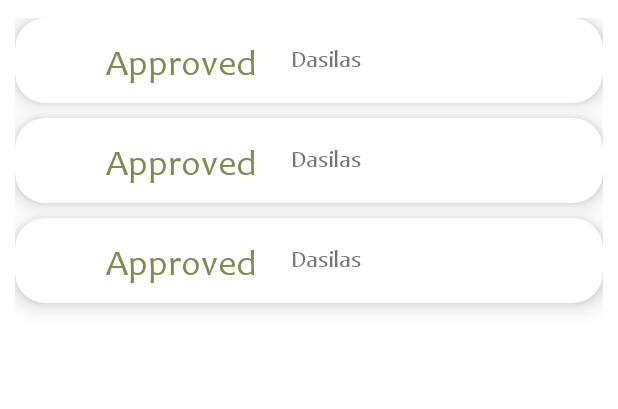
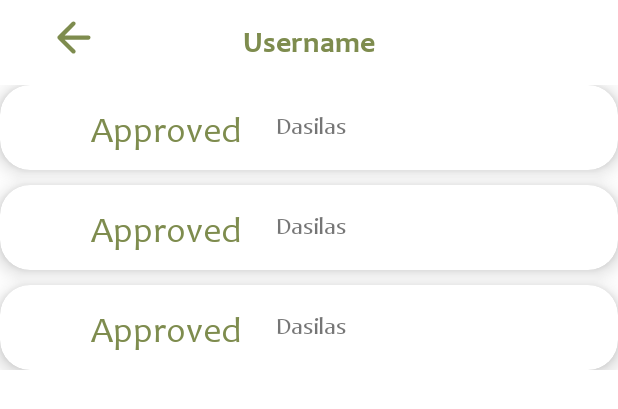
Before and after one commit to bill-chamal/ProjectGreen, an Android app: the layout fragment_admin_view_user_unapproved_recycles.xml on its own in the app's theme, with its tools: preview values and no code run, on a phone screen of 412 x 824 dp. Shown: the top 409 px of the screen. Run offline under Robolectric (Android 15) with nearby library versions, the phone set to English and light mode, and no system bars.

```diff
--- a/ProjectGreen/app/src/main/java/com/example/projectgreen/UserRegisterFragment.java
+++ b/ProjectGreen/app/src/main/java/com/example/projectgreen/UserRegisterFragment.java
@@ -25,8 +25,7 @@ public class UserRegisterFragment extends Fragment {
         this.user = user;
     }
     @Override
-    public View onCreateView(LayoutInflater inflater, ViewGroup container,
-                             Bundle savedInstanceState) {
+    public View onCreateView(LayoutInflater inflater, ViewGroup container, Bundle savedInstanceState) {
         // Inflate the layout for this fragment
         View view = inflater.inflate(R.layout.fragment_user_register, container, false);
         ArrayList<Recycled> recTemp = user.getRecycledList();
@@ -37,4 +36,7 @@ public class UserRegisterFragment extends Fragment {
 
         return view;
     }
+    public AllRecycleListAdapter getAllRecycleListAdapter() {
+        return allRecycleListAdapter;
+    }
 }
--- a/ProjectGreen/app/src/main/java/com/example/projectgreen/UserStatisticsFragment.java
+++ b/ProjectGreen/app/src/main/java/com/example/projectgreen/UserStatisticsFragment.java
@@ -74,7 +74,7 @@ public class UserStatisticsFragment extends Fragment {
             pValues.add(new PieEntry(total_metal, "Metal"));
         }
 
-        PieDataSet dataSet = new PieDataSet(pValues, "Materials");
+        PieDataSet dataSet = new PieDataSet(pValues, "Materials Percentage (%)");
         dataSet.setSliceSpace(3f);
         dataSet.setSelectionShift(5f);
         dataSet.setColors(ColorTemplate.MATERIAL_COLORS);
--- /dev/null
+++ b/ProjectGreen/app/src/main/res/drawable/arrow_back.xml
@@ -0,0 +1,9 @@
+<vector xmlns:android="http://schemas.android.com/apk/res/android"
+    android:width="34dp"
+    android:height="34dp"
+    android:viewportWidth="960"
+    android:viewportHeight="960">
+  <path
+      android:pathData="m313,520 l196,196q12,12 11.5,28T508,772q-12,11 -28,11.5T452,772L188,508q-6,-6 -8.5,-13t-2.5,-15q0,-8 2.5,-15t8.5,-13l264,-264q11,-11 27.5,-11t28.5,11q12,12 12,28.5T508,245L313,440h447q17,0 28.5,11.5T800,480q0,17 -11.5,28.5T760,520L313,520Z"
+      android:fillColor="#7E8C4E"/>
+</vector>
--- a/ProjectGreen/app/src/main/res/layout/fragment_about_popup.xml
+++ b/ProjectGreen/app/src/main/res/layout/fragment_about_popup.xml
@@ -72,7 +72,7 @@
                 android:textAlignment="center"
                 android:textSize="19sp"
                 android:fontFamily="@font/candara"
-                android:text="Version 1.12\n23/5/24"/>
+                android:text="Version 1.15\n26/5/24"/>
 
             <TextView
                 android:layout_width="match_parent"
--- a/ProjectGreen/app/src/main/res/layout/fragment_admin_view_user_unapproved_recycles.xml
+++ b/ProjectGreen/app/src/main/res/layout/fragment_admin_view_user_unapproved_recycles.xml
@@ -1,20 +1,45 @@
 <?xml version="1.0" encoding="utf-8"?>
 <androidx.constraintlayout.widget.ConstraintLayout xmlns:android="http://schemas.android.com/apk/res/android"
+    xmlns:app="http://schemas.android.com/apk/res-auto"
     xmlns:tools="http://schemas.android.com/tools"
     android:layout_width="match_parent"
     android:layout_height="match_parent"
     tools:context=".AdminViewUserUnapprovedRecycles">
 
+
     <ListView
+        android:id="@+id/listUnapprovedMaterialsView"
         android:layout_width="match_parent"
-        android:layout_height="match_parent"
-        android:id="@+id/listUnapprovedMaterialsView"
+        android:layout_height="0dp"
+        android:layout_marginTop="16dp"
+        android:divider="@android:color/transparent"
+        android:dividerHeight="10.0sp"
+        android:paddingBottom="114dp"
         android:scrollbars="vertical"
-        android:layout_marginTop="12dp"
-        tools:listitem="@layout/list_user_item"
-        android:divider="@android:color/transparent"
-        android:layout_marginStart="10dp"
-        android:layout_marginEnd="10dp"
-        android:dividerHeight="10.0sp"/>
+        app:layout_constraintTop_toBottomOf="@+id/txtViewUserName"
+        tools:listitem="@layout/list_user_item" />
+
+    <TextView
+        android:id="@+id/txtViewUserName"
+        android:layout_width="wrap_content"
+        android:layout_height="wrap_content"
+        android:layout_marginTop="8dp"
+        android:fontFamily="@font/candara_bold"
+        android:text="Username"
+        android:textColor="@color/font_dark_green"
+        android:textSize="20sp"
+        app:layout_constraintEnd_toEndOf="parent"
+        app:layout_constraintStart_toStartOf="parent"
+        app:layout_constraintTop_toTopOf="@+id/btnViewAdminBackToUsersList" />
+
+    <ImageView
+        android:id="@+id/btnViewAdminBackToUsersList"
+        android:layout_width="wrap_content"
+        android:layout_height="wrap_content"
+        android:layout_marginStart="32dp"
+        android:layout_marginTop="8dp"
+        android:src="@drawable/arrow_back"
+        app:layout_constraintStart_toStartOf="parent"
+        app:layout_constraintTop_toTopOf="parent" />
 
 </androidx.constraintlayout.widget.ConstraintLayout>
```
Also changed, not shown: ProjectGreen/app/src/main/java/com/example/projectgreen/AdminApproveScreen.java (+14 -4 lines), ProjectGreen/app/src/main/java/com/example/projectgreen/AdminViewMaterialApprove.java (+19 -41 lines), ProjectGreen/app/src/main/java/com/example/projectgreen/AdminViewUserUnapprovedRecycles.java (+21 -2 lines), ProjectGreen/app/src/main/java/com/example/projectgreen/User.java (+16 -8 lines), ProjectGreen/app/src/main/java/com/example/projectgreen/UserLoginScreen.java (+20 -26 lines), ProjectGreen/app/src/main/java/com/example/projectgreen/UserViewScreen.java (+33 -29 lines), ProjectGreen/app/src/main/java/com/example/projectgreen/admin_main_screen.java (+53 -14 lines), ProjectGreen/app/src/main/res/layout/fragment_admin_approve_screen.xml (+9 -7 lines).
